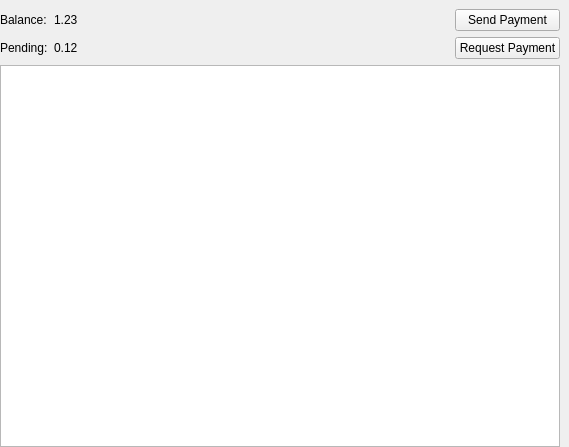
InvictusInnovations/keyhotee, file Wallets/wallets.ui: the form before one commit.
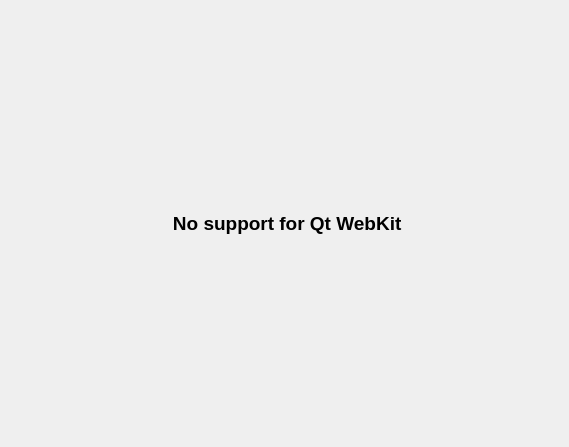
The form after the commit.

Commit message: Display wallets using WebKit Widget when __STATIC_QT is not defined

Patch:
```diff
--- a/Wallets/wallets.ui
+++ b/Wallets/wallets.ui
@@ -18,69 +18,31 @@
     <number>0</number>
    </property>
    <property name="topMargin">
-    <number>9</number>
+    <number>0</number>
    </property>
    <property name="rightMargin">
-    <number>9</number>
+    <number>0</number>
    </property>
    <property name="bottomMargin">
     <number>0</number>
    </property>
-   <item row="2" column="1" colspan="5">
-    <widget class="QTableView" name="transactionHistoryTable"/>
-   </item>
-   <item row="0" column="5">
-    <widget class="QPushButton" name="sendPaymentButton">
-     <property name="text">
-      <string>Send Payment</string>
+   <property name="spacing">
+    <number>0</number>
+   </property>
+   <item row="0" column="0">
+    <widget class="QLabel" name="labelInfo">
+     <property name="font">
+      <font>
+       <pointsize>14</pointsize>
+       <weight>75</weight>
+       <bold>true</bold>
+      </font>
      </property>
-    </widget>
-   </item>
-   <item row="1" column="1">
-    <widget class="QLabel" name="pendingLabel">
      <property name="text">
-      <string>Pending:</string>
+      <string> No support for Qt WebKit</string>
      </property>
-    </widget>
-   </item>
-   <item row="1" column="5">
-    <widget class="QPushButton" name="requestPaymentButton">
-     <property name="text">
-      <string>Request Payment</string>
-     </property>
-    </widget>
-   </item>
-   <item row="0" column="4" rowspan="2">
-    <spacer name="horizontalSpacer">
-     <property name="orientation">
-      <enum>Qt::Horizontal</enum>
-     </property>
-     <property name="sizeHint" stdset="0">
-      <size>
-       <width>40</width>
-       <height>20</height>
-      </size>
-     </property>
-    </spacer>
-   </item>
-   <item row="0" column="1">
-    <widget class="QLabel" name="balanceLabel">
-     <property name="text">
-      <string>Balance:</string>
-     </property>
-    </widget>
-   </item>
-   <item row="0" column="2">
-    <widget class="QLabel" name="balanceDisplay">
-     <property name="text">
-      <string>1.23</string>
-     </property>
-    </widget>
-   </item>
-   <item row="1" column="2">
-    <widget class="QLabel" name="pendingDisplay">
-     <property name="text">
-      <string>0.12</string>
+     <property name="alignment">
+      <set>Qt::AlignCenter</set>
      </property>
     </widget>
    </item>
```
The commit also changes 6 other files.
